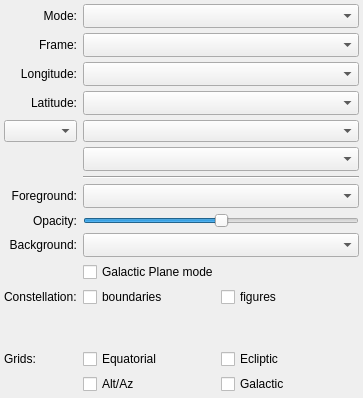
glue-viz/glue-wwt, file glue_wwt/viewer/options_widget.ui: the form before one commit.
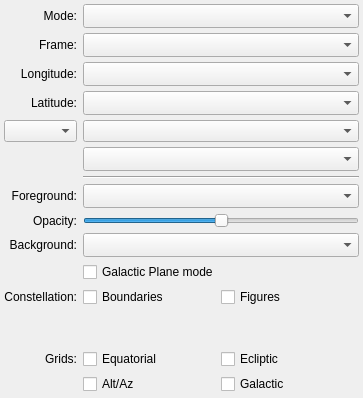
The form after the commit.

Commit message: Additional styling of options widget.

```diff
--- a/glue_wwt/viewer/options_widget.ui
+++ b/glue_wwt/viewer/options_widget.ui
@@ -85,14 +85,14 @@
      <item>
       <widget class="QCheckBox" name="bool_constellation_boundaries">
        <property name="text">
-        <string>boundaries</string>
+        <string>Boundaries</string>
        </property>
       </widget>
      </item>
      <item>
       <widget class="QCheckBox" name="bool_constellation_figures">
        <property name="text">
-        <string>figures</string>
+        <string>Figures</string>
        </property>
       </widget>
      </item>
@@ -157,9 +157,18 @@
    </item>
    <item row="17" column="0">
     <widget class="QLabel" name="label_grids">
+     <property name="font">
+      <font>
+       <weight>50</weight>
+       <bold>false</bold>
+      </font>
+     </property>
      <property name="text">
       <string>Grids:</string>
      </property>
+     <property name="alignment">
+      <set>Qt::AlignRight|Qt::AlignTrailing|Qt::AlignVCenter</set>
+     </property>
     </widget>
    </item>
    <item row="1" column="0">
@@ -239,9 +248,18 @@
    </item>
    <item row="15" column="0">
     <widget class="QLabel" name="label_constellation">
+     <property name="font">
+      <font>
+       <weight>50</weight>
+       <bold>false</bold>
+      </font>
+     </property>
      <property name="text">
       <string>Constellation:</string>
      </property>
+     <property name="alignment">
+      <set>Qt::AlignRight|Qt::AlignTrailing|Qt::AlignVCenter</set>
+     </property>
     </widget>
    </item>
    <item row="10" column="1">
```
Left out of the diff: 18 changed lines with no effect on the pictures.
